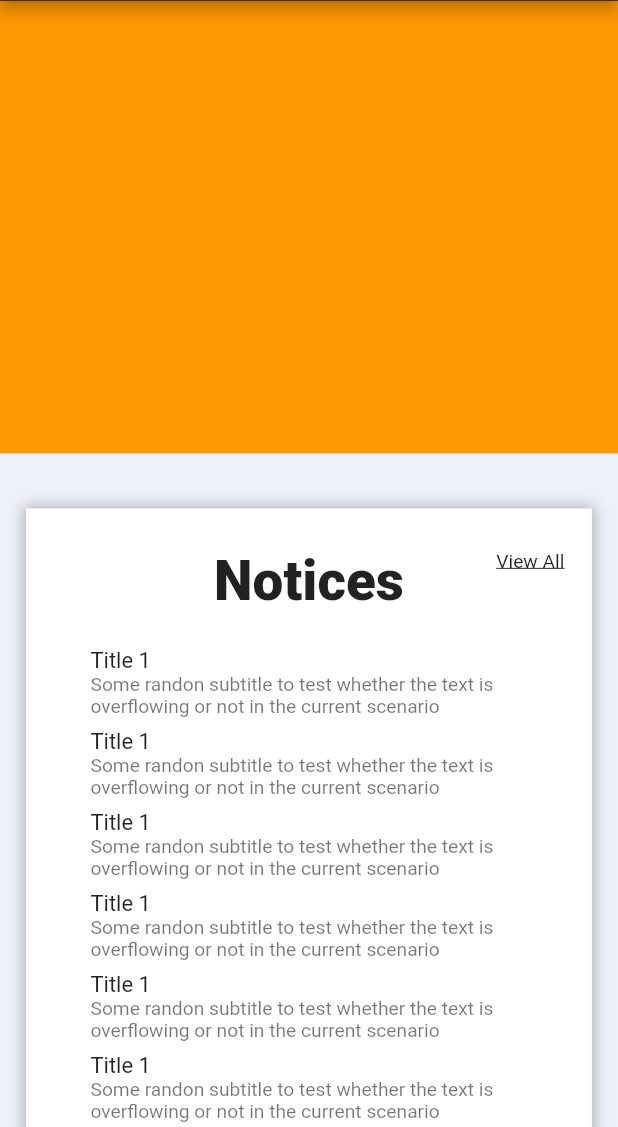
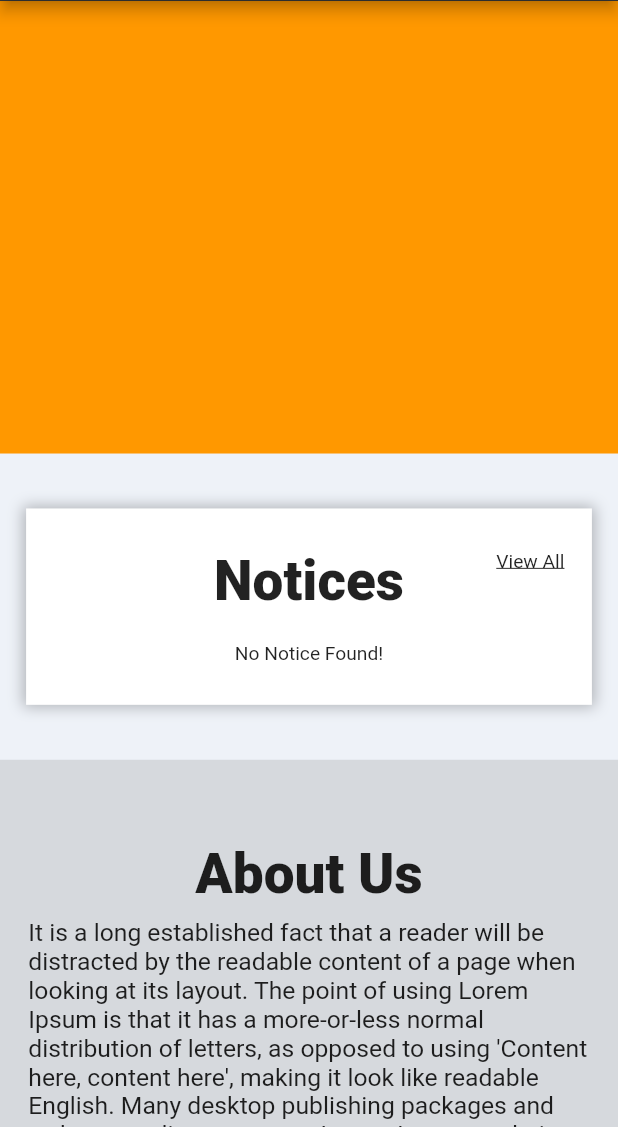
Before and after one commit to aashish2604/AmberWebsite, a Flutter app: the screen it shows after launch, on a phone screen of 412 x 824 dp, the part 109-1236 px from its top. Run offline on Flutter 3.47's test engine with Material 2 defaults, Android fonts, the light colour scheme and no system bars; our stand-ins replace cloud_firestore, firebase_core, google_fonts, responsive_framework; accounts and stored records are empty; Roboto replaces fonts that are missing (Gruppo).

Commit message:
Completed notice list and view all

```diff
--- /dev/null
+++ b/amber_website/lib/models/notice_model.dart
@@ -0,0 +1,17 @@
+import 'package:cloud_firestore/cloud_firestore.dart';
+
+class NoticeModel {
+  String title;
+  String description;
+  DateTime time;
+
+  NoticeModel(
+      {required this.description, required this.time, required this.title});
+
+  factory NoticeModel.fromJson(Map<String, dynamic> json) {
+    final Timestamp timestamp = json['time'];
+    DateTime dateTime = timestamp.toDate();
+    return NoticeModel(
+        description: json['description'], time: dateTime, title: json['title']);
+  }
+}
--- a/amber_website/lib/screens/all_notices.dart
+++ /dev/null
@@ -1,16 +0,0 @@
-import 'package:flutter/material.dart';
-import 'package:flutter/src/widgets/container.dart';
-import 'package:flutter/src/widgets/framework.dart';
-
-class ViewAllNotices extends StatelessWidget {
-  const ViewAllNotices({super.key});
-
-  @override
-  Widget build(BuildContext context) {
-    return const Scaffold(
-      body: Center(
-        child: Text('All Notices'),
-      ),
-    );
-  }
-}
--- a/amber_website/lib/screens/home_page.dart
+++ b/amber_website/lib/screens/home_page.dart
@@ -1,4 +1,4 @@
-import 'package:amber_website/screens/all_notices.dart';
+import 'package:amber_website/screens/view_all_notices.dart';
 import 'package:amber_website/services/size_config.dart';
 import 'package:amber_website/services/theme/app_theme.dart';
 import 'package:amber_website/widgets/complain_box.dart';
@@ -91,7 +91,10 @@ class _HomePageState extends State<HomePage> {
                                   ),
                                   SizedBox(
                                       width: width * 0.85,
-                                      child: const Center(child: NoticeList()))
+                                      child: const Center(
+                                          child: NoticeList(
+                                        isViewAll: false,
+                                      )))
                                 ]),
                           ),
                           Positioned(
--- a/amber_website/lib/widgets/notice_List.dart
+++ b/amber_website/lib/widgets/notice_List.dart
@@ -1,47 +1,104 @@
+import 'package:amber_website/models/notice_model.dart';
+import 'package:amber_website/repository/notice_repository.dart';
+import 'package:amber_website/widgets/loading.dart';
 import 'package:flutter/cupertino.dart';
 import 'package:flutter/material.dart';
 import 'package:flutter/src/widgets/container.dart';
 import 'package:flutter/src/widgets/framework.dart';
+import 'package:intl/intl.dart';
+
+Future<void> showNoticeDialog(BuildContext context, NoticeModel data) {
+  return showDialog<void>(
+    context: context,
+    barrierDismissible: false, // user must tap button!
+    builder: (_) {
+      return AlertDialog(
+        scrollable: true,
+        title: ConstrainedBox(
+            constraints: BoxConstraints(
+                maxWidth: MediaQuery.of(context).size.width * 0.5),
+            child: SelectableText(
+              data.title,
+              style:
+                  const TextStyle(fontSize: 22.0, fontWeight: FontWeight.w700),
+            )),
+        content: ConstrainedBox(
+          constraints: BoxConstraints(
+              maxWidth: MediaQuery.of(context).size.width * 0.5,
+              maxHeight: MediaQuery.of(context).size.height * 0.7),
+          child: SingleChildScrollView(
+            child: Column(
+              children: [
+                SelectableText(data.description,
+                    style: const TextStyle(fontSize: 18.0)),
+                const SizedBox(
+                  height: 12.0,
+                ),
+                Align(
+                    alignment: Alignment.centerRight,
+                    child: Text(
+                      DateFormat('dd MMM, yyyy | h:mm a').format(data.time),
+                      style:
+                          const TextStyle(fontSize: 14.0, color: Colors.grey),
+                    ))
+              ],
+            ),
+          ),
+        ),
+        actions: <Widget>[
+          TextButton(
+            child: const Text('Done'),
+            onPressed: () {
+              Navigator.of(context).pop();
+            },
+          ),
+        ],
+      );
+    },
+  );
+}
 
 class NoticeList extends StatelessWidget {
-  const NoticeList({super.key});
+  final bool isViewAll;
+  const NoticeList({required this.isViewAll, super.key});
 
   @override
   Widget build(BuildContext context) {
-    return ListView(
-      shrinkWrap: true,
-      children: const [
-        ListTile(
-          title: Text('Title 1'),
-          subtitle: Text(
-              'Some randon subtitle to test whether the text is overflowing or not in the current scenario'),
-        ),
-        ListTile(
-          title: Text('Title 1'),
-          subtitle: Text(
-              'Some randon subtitle to test whether the text is overflowing or not in the current scenario'),
-        ),
-        ListTile(
-          title: Text('Title 1'),
-          subtitle: Text(
-              'Some randon subtitle to test whether the text is overflowing or not in the current scenario'),
-        ),
-        ListTile(
-          title: Text('Title 1'),
-          subtitle: Text(
-              'Some randon subtitle to test whether the text is overflowing or not in the current scenario'),
-        ),
-        ListTile(
-          title: Text('Title 1'),
-          subtitle: Text(
-              'Some randon subtitle to test whether the text is overflowing or not in the current scenario'),
-        ),
-        ListTile(
-          title: Text('Title 1'),
-          subtitle: Text(
-              'Some randon subtitle to test whether the text is overflowing or not in the current scenario'),
-        ),
-      ],
-    );
+    return FutureBuilder(
+        future: NoticeRepository().getNotices(isViewAll),
+        builder: (context, AsyncSnapshot<List<NoticeModel>> snapshot) {
+          if (snapshot.connectionState == ConnectionState.done) {
+            final data = snapshot.data!;
+            List<NoticeModel> homePageData = [];
+            int end = (data.length <= 6) ? data.length : 6;
+            for (int i = 0; i < end; i++) {
+              homePageData.add(data[i]);
+            }
+            if (homePageData.isNotEmpty) {
+              return ListView.builder(
+                  shrinkWrap: true,
+                  itemCount: homePageData.length,
+                  itemBuilder: (context, index) {
+                    return ListTile(
+                      onTap: () => showNoticeDialog(context, data[index]),
+                      title: Text(homePageData[index].title),
+                      subtitle: Text(
+                        homePageData[index].description,
+                        maxLines: 1,
+                        overflow: TextOverflow.ellipsis,
+                      ),
+                    );
+                  });
+            } else {
+              return const Center(child: Text('No Notice Found!'));
+            }
+          } else if (snapshot.connectionState == ConnectionState.waiting) {
+            return const Loading();
+          } else {
+            return const Center(
+              child: Text('Some error occured'),
+            );
+          }
+        });
   }
 }
--- a/amber_website/pubspec.yaml
+++ b/amber_website/pubspec.yaml
@@ -42,6 +42,7 @@ dependencies:
   responsive_framework: ^0.2.0
   firebase_core: ^2.3.0
   cloud_firestore: ^4.1.0
+  intl: ^0.17.0
 
 dev_dependencies:
   flutter_test:
```
Also changed, not shown: amber_website/lib/repository/notice_repository.dart (added, +25 -0 lines), amber_website/lib/screens/view_all_notices.dart (added, +40 -0 lines), amber_website/pubspec.lock.
